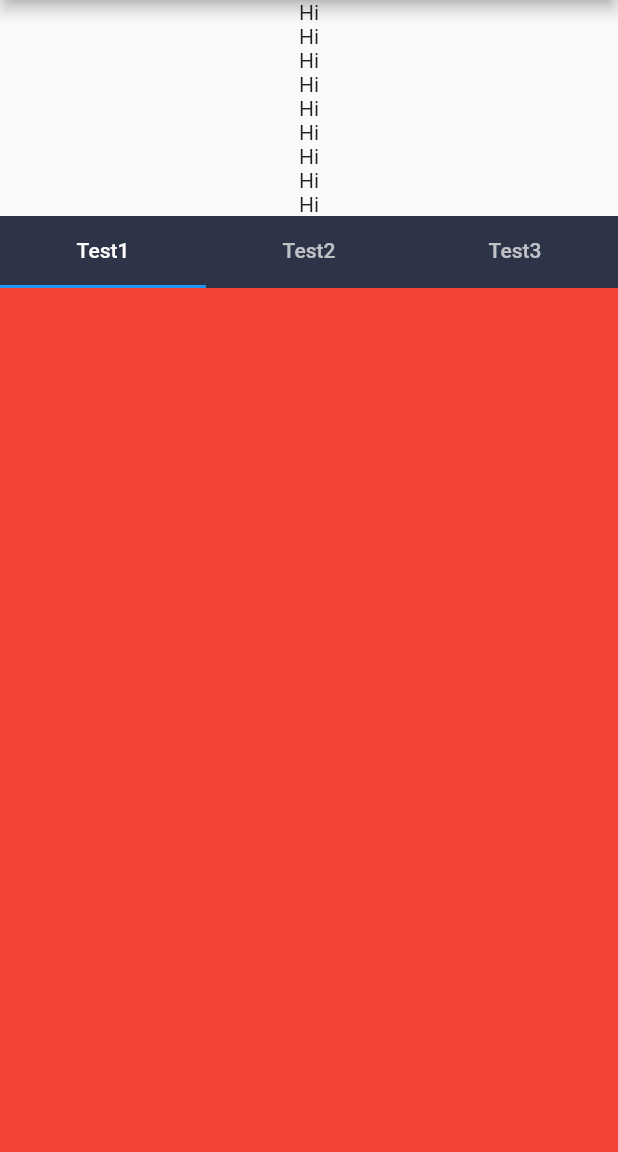
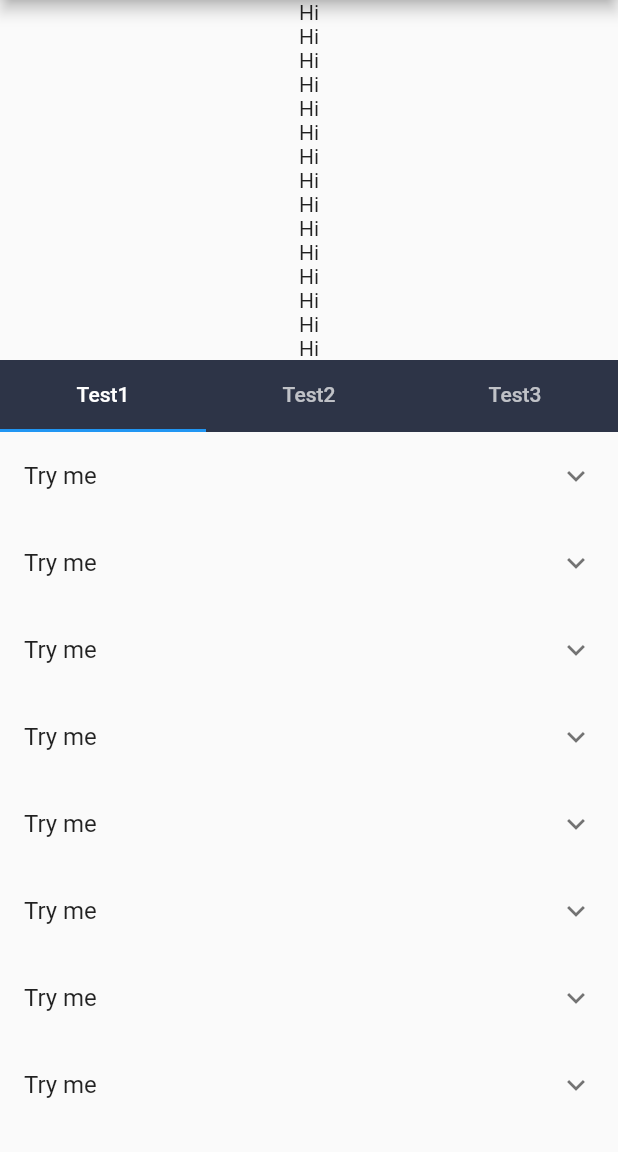
Before and after one commit to Williano/Flutter-Practice, a Flutter app: the screen it shows after launch, on a phone screen of 412 x 824 dp, the part 84-1236 px from its top. Run offline on Flutter 3.47's test engine with Material 2 defaults, Android fonts, the phone set to English and light mode, and no system bars.

Commit message:
Add tab bar view practice

```diff
--- a/flutter_tab_bar_view/lib/tab_bar_screen.dart
+++ b/flutter_tab_bar_view/lib/tab_bar_screen.dart
@@ -38,6 +38,12 @@ class _TabBarScreenState extends State<TabBarScreen>
           Text("Hi"),
           Text("Hi"),
           Text("Hi"),
+          Text("Hi"),
+          Text("Hi"),
+          Text("Hi"),
+          Text("Hi"),
+          Text("Hi"),
+          Text("Hi"),
           Container(
             color: Color(0xFF2d3447),
             child: TabBar(controller: _controller, tabs: <Widget>[
@@ -54,20 +60,35 @@ class _TabBarScreenState extends State<TabBarScreen>
           ),
           Expanded(
             child: TabBarView(
+              key: PageStorageKey("1"),
               controller: _controller,
               children: <Widget>[
-                Container(
-                  color: Colors.red,
-                ),
-                Container(
-                  color: Colors.yellow,
-                ),
+                ListView.builder(itemBuilder: (context, index) {
+                  return ExpansionTile(
+                    key: PageStorageKey(index),
+                    title: Text("Try me"),
+                    children: <Widget>[
+                      Text("Hello"),
+                      Text("Hello"),
+                      Text("Hello"),
+                      Text("Hello"),
+                    ],
+                  );
+                }),
+                GridView.builder(
+                    gridDelegate: SliverGridDelegateWithFixedCrossAxisCount(
+                        crossAxisCount: 3),
+                    itemBuilder: (context, index) => Card(
+                          margin: const EdgeInsets.only(
+                              left: 10.0, right: 10.0, bottom: 10.0, top: 10.0),
+                          elevation: 10.0,
+                        )),
                 Container(
                   color: Colors.green,
                 )
               ],
             ),
-          )
+          ),
         ],
       ),
     );
```
